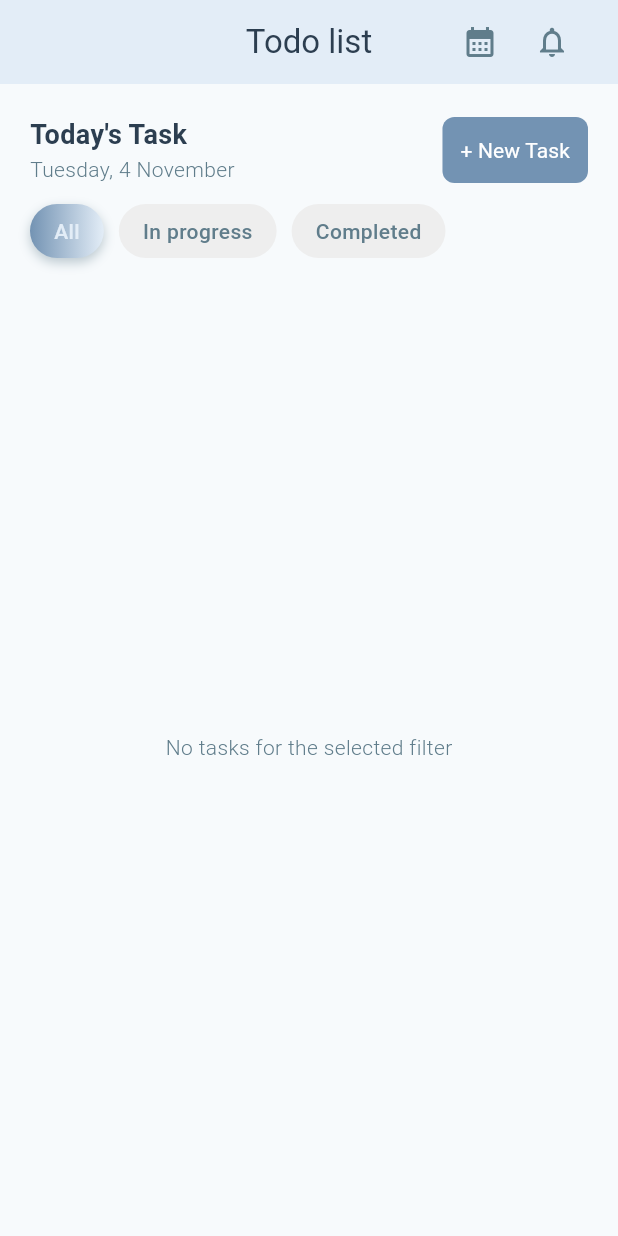
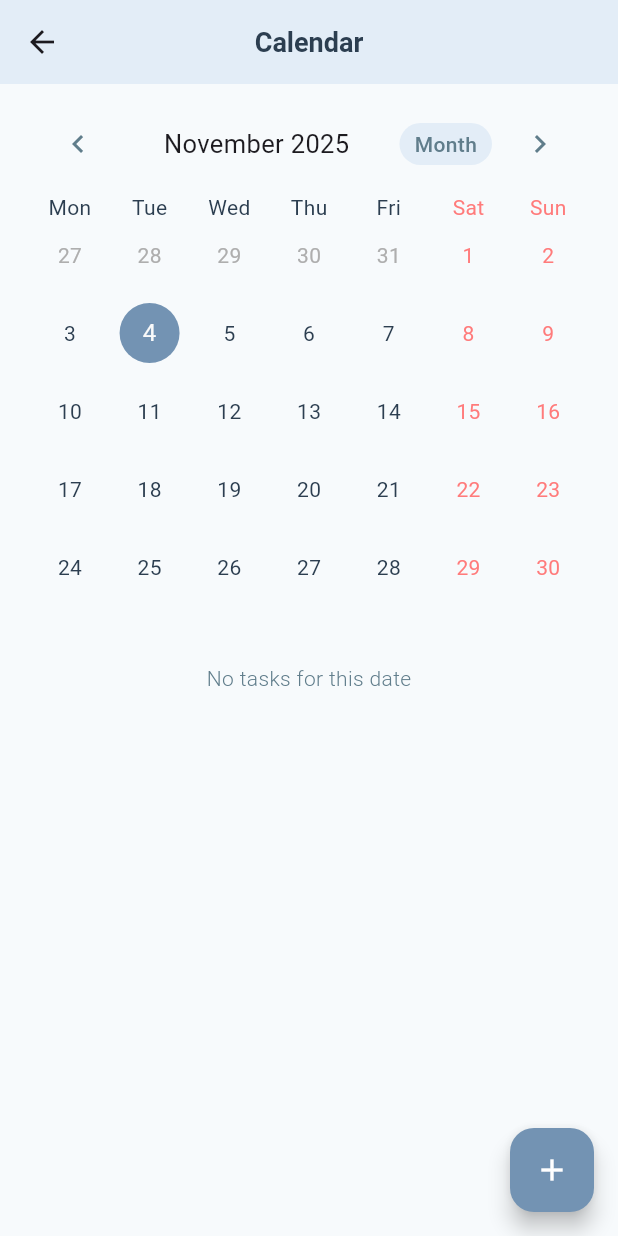
Before and after one commit to AlyonaSh13/flutter_app_todo, a Flutter app: the screen it shows after launch, after a tap on the "calendar month" icon, on a phone screen of 412 x 824 dp. Run offline on Flutter 3.47's test engine with Material 3 defaults, Android fonts, the phone set to English and light mode, and no system bars; drawn by our look-alikes of table_calendar; our stand-ins replace avatar_glow, drift, equatable, flutter_riverpod, go_router, riverpod_annotation and 1 more; missing offline and left inert: drift_dev, sqlite3; accounts and stored records are empty; generated files the repository leaves out were written again.

Commit message:
feat: Add task calendar

```diff
--- /dev/null
+++ b/devtools_options.yaml
@@ -0,0 +1,3 @@
+description: This file stores settings for Dart & Flutter DevTools.
+documentation: https://docs.flutter.dev/tools/devtools/extensions#configure-extension-enablement-states
+extensions:
--- a/lib/data/database/database.dart
+++ b/lib/data/database/database.dart
@@ -1,12 +1,8 @@
-import 'dart:developer';
-import 'dart:io';
 import 'package:drift/drift.dart';
 import 'package:flutter_app_todo/data/database/table_task.dart';
 import 'package:flutter_riverpod/flutter_riverpod.dart';
 import 'package:flutter_app_todo/data/database/connection/connection.dart'
     as impl;
-import 'package:path/path.dart' as p;
-import 'package:path_provider/path_provider.dart';
 import 'package:uuid/uuid.dart';
 
 part 'database.g.dart';
@@ -24,19 +20,22 @@ class AppDatabase extends _$AppDatabase {
     return db;
   });
 
-  static Future<void> deleteOldDatabase() async {
-    final dbFolder = await getApplicationDocumentsDirectory();
-    final file = File(p.join(dbFolder.path, 'db.sqlite'));
+  // static Future<void> deleteOldDatabase() async {
+  //   final dbFolder = await getApplicationDocumentsDirectory();
+  //   final file = File(p.join(dbFolder.path, 'db.sqlite'));
 
-    if (await file.exists()) {
-      await file.delete();
-      log('Drift database deleted');
-    }
-  }
+  //   if (await file.exists()) {
+  //     await file.delete();
+  //     log('Drift database deleted');
+  //   }
+  // }
 
   Future<List<Task>> getAllTasks() => select(tasks).get();
   Future<Task?> getTaskById(String id) =>
       (select(tasks)..where((t) => t.id.equals(id))).getSingleOrNull();
+  Future<List<Task>> getTasksByDate(String date) async {
+    return (select(tasks)..where((t) => t.date.equals(date))).get();
+  }
 
   Future<void> insertTask(TasksCompanion task) => into(tasks).insert(task);
   Future<void> updateTaskById(TasksCompanion task) =>
--- a/lib/data/repository/task_repository.dart
+++ b/lib/data/repository/task_repository.dart
@@ -17,6 +17,7 @@ abstract class TaskRepository {
   Future<void> deleteTaskById({required String id});
   Future<List<TaskDomain>> getTasks();
   Future<TaskDomain?> getTaskById({required String id});
+  Future<List<TaskDomain>> getTasksByDate({required String date});
 }
 
 class DriftTaskRepositoryImpl implements TaskRepository {
@@ -103,4 +104,27 @@ class DriftTaskRepositoryImpl implements TaskRepository {
       isCompleted: task.isCompleted,
     );
   }
+
+  @override
+  Future<List<TaskDomain>> getTasksByDate({required String date}) async {
+    final tasks = await _db.getTasksByDate(date);
+    return tasks
+        .map(
+          (t) => TaskDomain(
+            id: t.id,
+            title: t.title,
+            description: t.description,
+            category: TaskCategory.values.firstWhere(
+              (category) =>
+                  category.name.trim().toLowerCase() ==
+                  t.category.trim().toLowerCase(),
+              orElse: () => TaskCategory.none,
+            ),
+            date: t.date,
+            time: t.time,
+            isCompleted: t.isCompleted,
+          ),
+        )
+        .toList();
+  }
 }
--- /dev/null
+++ b/lib/domain/usecases/task/get_tasks_by_date_usecase.dart
@@ -0,0 +1,16 @@
+import 'package:flutter_app_todo/data/repository/task_repository.dart';
+import 'package:flutter_app_todo/domain/entities/task_domain.dart';
+import 'package:flutter_riverpod/flutter_riverpod.dart';
+
+final getTasksByDateUseCaseProvider = Provider(
+  (ref) => GetTasksByDateUseCase(ref.watch(taskRepositoryProvider)),
+);
+
+class GetTasksByDateUseCase {
+  GetTasksByDateUseCase(this._repository);
+  final TaskRepository _repository;
+
+  Future<List<TaskDomain>> execute(String date) {
+    return _repository.getTasksByDate(date: date);
+  }
+}
--- /dev/null
+++ b/lib/presentation/pages/tasks/calendar_tasks_page.dart
@@ -0,0 +1,158 @@
+import 'package:flutter/material.dart';
+import 'package:flutter_app_todo/domain/entities/task_domain.dart';
+import 'package:flutter_app_todo/presentation/common/show_modal/show_modal_new_task_widget.dart';
+import 'package:flutter_app_todo/presentation/pages/tasks/tasks_router.dart';
+import 'package:flutter_app_todo/resources/themes/app_colors.dart';
+import 'package:flutter_app_todo/resources/themes/app_text_style.dart';
+import 'package:flutter_app_todo/riverpod/calendar_tasks/calendar_tasks_notifier.dart';
+import 'package:flutter_app_todo/riverpod/tasks/tasks_notifier.dart';
+import 'package:flutter_app_todo/widget/calendar_widget.dart';
+import 'package:flutter_app_todo/widget/card/card_task_widget.dart';
+import 'package:flutter_app_todo/widget/scaffold_widget.dart';
+import 'package:flutter_app_todo/widget/text_widget.dart';
+import 'package:flutter_riverpod/flutter_riverpod.dart';
+import 'package:go_router/go_router.dart';
+import 'package:table_calendar/table_calendar.dart';
+
+class CalendarTaskPage extends ConsumerWidget {
+  const CalendarTaskPage({super.key});
+
+  void _onPressed(BuildContext context, WidgetRef ref) async {
+    final result = await showModalBottomSheet(
+      context: context,
+      isScrollControlled: true,
+      backgroundColor: Colors.transparent,
+      builder: (context) => const ShowModalNewTaskWidget(),
+    );
+
+    if (result == true) {
+      await ref.read(tasksVmProvider.notifier).refresh();
+    }
+  }
+
+  @override
+  Widget build(BuildContext context, WidgetRef ref) {
+    const provider = calendarTasksVmProvider;
+
+    final state = ref.watch(provider);
+    final notifier = ref.read(provider.notifier);
+
+    ref.listen(tasksVmProvider, (prev, next) {
+      notifier.refresh();
+    });
+
+    return ScaffoldWidget(
+      appBar: AppBar(
+        title: const TextWidget('Calendar', style: AppTextStyle.bold18),
+        centerTitle: true,
+        backgroundColor: AppColors.colorSkyMist,
+      ),
+      floatingActionButton: FloatingActionButton(
+        onPressed: () => _onPressed(context, ref),
+        backgroundColor: AppColors.colorOceanBlue,
+        child: const Icon(Icons.add, color: AppColors.colorPureWhite),
+      ),
+      body: state.when(
+        loading: () => const Center(child: CircularProgressIndicator()),
+        error: (error, _) => Center(
+          child: TextWidget('Error! $error', style: AppTextStyle.regular14),
+        ),
+        data: (data) => _CalendarTaskBody(state: data, notifier: notifier),
+      ),
+    );
+  }
+}
+
+class _CalendarTaskBody extends ConsumerStatefulWidget {
+  const _CalendarTaskBody({required this.state, required this.notifier});
+
+  final CalendarTasksState state;
+  final CalendarTasksVm notifier;
+
+  @override
+  ConsumerState<_CalendarTaskBody> createState() => _CalendarTaskBodyState();
+}
+
+class _CalendarTaskBodyState extends ConsumerState<_CalendarTaskBody> {
+  CalendarFormat _format = CalendarFormat.month;
+
+  @override
+  Widget build(BuildContext context) {
+    final tasks = widget.state.tasks;
+
+    return Padding(
+      padding: const EdgeInsetsGeometry.only(left: 20, right: 20, bottom: 20),
+      child: CustomScrollView(
+        slivers: [
+          SliverToBoxAdapter(
+            child: CalendarWidget(
+              selectedDate: widget.state.selectedDate,
+              countMap: widget.state.calendarMap,
+              format: _format,
+              onFormatChanged: (f) => setState(() => _format = f),
+              onDaySelected: widget.notifier.selectDate,
+            ),
+          ),
+          tasks.isEmpty
+              ? const _EmptyTaskWidget()
+              : _TaskListWidget(tasks: tasks),
+        ],
+      ),
+    );
+  }
+}
+
+class _EmptyTaskWidget extends StatelessWidget {
+  const _EmptyTaskWidget();
+
+  @override
+  Widget build(BuildContext context) {
+    return const SliverToBoxAdapter(
+      child: Center(
+        child: Padding(
+          padding: EdgeInsets.symmetric(vertical: 30),
+          child: TextWidget(
+            'No tasks for this date',
+            style: AppTextStyle.light14,
+          ),
+        ),
+      ),
+    );
+  }
+}
+
+class _TaskListWidget extends ConsumerWidget {
+  const _TaskListWidget({required this.tasks});
+
+  final List<TaskDomain> tasks;
+
+  @override
+  Widget build(BuildContext context, WidgetRef ref) {
+    return SliverList.separated(
+      itemCount: tasks.length,
+      separatorBuilder: (_, __) => const SizedBox(height: 12),
+      itemBuilder: (context, index) {
+        final task = tasks[index];
+        return CardTaskWidget(
+          title: task.title,
+          description: task.description,
+          date: task.date,
+          time: task.time,
+          category: task.category,
+          isCompleted: task.isCompleted,
+          onTapCard: () async {
+            await context.push<TaskDomain>(
+              '${GroupTaskRouter.detailsTask}/${task.id}',
+            );
+          },
+          onToggleComplete: () {
+            ref.read(tasksVmProvider.notifier).toggleComplete(task.id);
+          },
+          onDelete: () {
+            ref.read(tasksVmProvider.notifier).deleteById(task.id);
+          },
+        );
+      },
+    );
+  }
+}
--- a/lib/presentation/pages/tasks/group_task_page.dart
+++ b/lib/presentation/pages/tasks/tasks_page.dart
@@ -7,15 +7,15 @@ import 'package:flutter_app_todo/presentation/common/show_modal/show_modal_new_t
 import 'package:flutter_app_todo/presentation/pages/tasks/tasks_router.dart';
 import 'package:flutter_app_todo/resources/themes/app_colors.dart';
 import 'package:flutter_app_todo/resources/themes/app_text_style.dart';
-import 'package:flutter_app_todo/riverpod/tasks/group_task_notifier.dart';
+import 'package:flutter_app_todo/riverpod/tasks/tasks_notifier.dart';
 import 'package:flutter_app_todo/widget/button/button_widget.dart';
 import 'package:flutter_app_todo/widget/button/filter_chips_widget.dart';
 import 'package:flutter_app_todo/widget/card/card_task_widget.dart';
 import 'package:flutter_app_todo/widget/scaffold_widget.dart';
 import 'package:flutter_app_todo/widget/text_widget.dart';
 
-class GroupTaskPage extends StatelessWidget {
-  const GroupTaskPage({super.key});
+class TasksPage extends StatelessWidget {
+  const TasksPage({super.key});
 
   @override
   Widget build(BuildContext context) {
@@ -32,12 +32,19 @@ class GroupTaskPage extends StatelessWidget {
             padding: const EdgeInsets.symmetric(horizontal: 20),
             child: Row(
               children: [
-                IconButton(
-                  onPressed: () {},
-                  icon: const Icon(
-                    Icons.calendar_month,
-                    color: AppColors.colorSteelBlue,
-                  ),
+                Consumer(
+                  builder: (context, ref, child) {
+                    return IconButton(
+                      onPressed: () async {
+                        await context.push(GroupTaskRouter.calendarTask);
+                        await ref.read(tasksVmProvider.notifier).refresh();
+                      },
+                      icon: const Icon(
+                        Icons.calendar_month,
+                        color: AppColors.colorSteelBlue,
+                      ),
+                    );
+                  },
                 ),
                 IconButton(
                   onPressed: () {},
@@ -91,8 +98,7 @@ class _HeaderSectionWidget extends StatelessWidget {
     );
 
     if (result == true) {
-      ref.read(groupTaskVmProvider.notifier).selectFilter(1);
-      await ref.read(groupTaskVmProvider.notifier).loadTasks();
+      await ref.read(tasksVmProvider.notifier).refresh();
     }
   }
 
@@ -142,7 +148,7 @@ class _TaskFilterNavigation extends ConsumerWidget {
 
   @override
   Widget build(BuildContext context, WidgetRef ref) {
-    final state = ref.watch(groupTaskVmProvider);
+    final state = ref.watch(tasksVmProvider);
 
     return state.when(
       data: (data) => FilterChipsWidget(
@@ -160,7 +166,7 @@ class _TaskFilterNavigation extends ConsumerWidget {
         ],
         selectedIndex: data.selectedIndex,
         onSelected: (index) {
-          ref.read(groupTaskVmProvider.notifier).selectFilter(index);
+          ref.read(tasksVmProvider.notifier).selectFilter(index);
         },
       ),
       loading: () => const SizedBox.shrink(),
@@ -172,18 +178,9 @@ class _TaskFilterNavigation extends ConsumerWidget {
 class _CardTaskWidget extends ConsumerWidget {
   const _CardTaskWidget();
 
-  Future<void> _openEdit(
-    BuildContext context,
-    TaskDomain task,
-    WidgetRef ref,
-  ) async {
-    await context.push('${GroupTaskRouter.detailsTask}/${task.id}');
-    ref.read(groupTaskVmProvider.notifier).loadTasks();
-  }
-
   @override
   Widget build(BuildContext context, WidgetRef ref) {
-    final taskVm = ref.watch(groupTaskVmProvider);
+    final taskVm = ref.watch(tasksVmProvider);
 
     return taskVm.when(
       loading: () => const Center(child: CircularProgressIndicator()),
@@ -221,14 +218,18 @@ class _CardTaskWidget extends ConsumerWidget {
               time: task.time,
               category: task.category,
               isCompleted: task.isCompleted,
-              onTapCard: () {
-                _openEdit(context, task, ref);
+              onTapCard: () async {
+                await context.push('${GroupTaskRouter.detailsTask}/${task.id}');
+                await ref.read(tasksVmProvider.notifier).refresh();
               },
-              onToggleComplete: () {
-                ref.read(groupTaskVmProvider.notifier).toggleComplete(task.id);
+              onToggleComplete: () async {
+                await ref
+                    .read(tasksVmProvider.notifier)
+                    .toggleComplete(task.id);
               },
-              onDelete: () =>
-                  ref.read(groupTaskVmProvider.notifier).deleteTask(task.id),
+              onDelete: () async {
+                await ref.read(tasksVmProvider.notifier).deleteById(task.id);
+              },
             );
           },
           separatorBuilder: (context, index) {
--- a/lib/presentation/pages/tasks/tasks_router.dart
+++ b/lib/presentation/pages/tasks/tasks_router.dart
@@ -1,17 +1,19 @@
+import 'package:flutter_app_todo/presentation/pages/tasks/calendar_tasks_page.dart';
 import 'package:flutter_app_todo/presentation/pages/tasks/details_task_page.dart';
-import 'package:flutter_app_todo/presentation/pages/tasks/group_task_page.dart';
+import 'package:flutter_app_todo/presentation/pages/tasks/tasks_page.dart';
 import 'package:flutter_riverpod/flutter_riverpod.dart';
 import 'package:go_router/go_router.dart';
 
 class GroupTaskRouter {
   static const String initial = '/';
   static const String detailsTask = '/details_task';
+  static const String calendarTask = '/calendar_task';
 
   static List<RouteBase> get routes => [
     GoRoute(
       path: initial,
       builder: (context, state) {
-        return const GroupTaskPage();
+        return const TasksPage();
       },
     ),
     GoRoute(
@@ -25,5 +27,11 @@ class GroupTaskRouter {
         );
       },
     ),
+    GoRoute(
+      path: calendarTask,
+      builder: (context, state) {
+        return const CalendarTaskPage();
+      },
+    ),
   ];
 }
--- /dev/null
+++ b/lib/riverpod/calendar_tasks/calendar_tasks_notifier.dart
@@ -0,0 +1,89 @@
+import 'package:riverpod_annotation/riverpod_annotation.dart';
+
+import 'package:flutter_app_todo/core/extensions/date_time_extension.dart';
+import 'package:flutter_app_todo/domain/entities/task_domain.dart';
+import 'package:flutter_app_todo/domain/usecases/task/get_tasks_by_date_usecase.dart';
+import 'package:flutter_app_todo/domain/usecases/task/get_tasks_usecase.dart';
+
+part 'calendar_tasks_notifier.g.dart';
+
+class CalendarTasksState {
+  const CalendarTasksState({
+    required this.selectedDate,
+    required this.tasks,
+    required this.calendarMap,
+  });
+  final DateTime selectedDate;
+  final List<TaskDomain> tasks;
+  final Map<String, int> calendarMap;
+
+  CalendarTasksState copyWith({
+    DateTime? selectedDate,
+    List<TaskDomain>? tasks,
+    Map<String, int>? calendarMap,
+  }) {
+    return CalendarTasksState(
+      selectedDate: selectedDate ?? this.selectedDate,
+      tasks: tasks ?? this.tasks,
+      calendarMap: calendarMap ?? this.calendarMap,
+    );
+  }
+}
+
+@riverpod
+class CalendarTasksVm extends _$CalendarTasksVm {
+  GetTasksUseCase get _getAll => ref.read(getTasksUseCaseProvider);
+  GetTasksByDateUseCase get _getByDate =>
+      ref.read(getTasksByDateUseCaseProvider);
+
+  @override
+  Future<CalendarTasksState> build() async {
+    final now = DateTime.now();
+
+    final tasksByDate = await _getByDate.execute(now.formatDayMonthYear());
+
+    final allTasks = await _getAll.execute();
+    final calendarMap = <String, int>{};
+
+    for (final task in allTasks) {
+      final date = task.date.toDateTimeDMY();
+      if (date == null) continue;
+      final formatted = date.formatDayMonthYear();
+      calendarMap[formatted] = (calendarMap[formatted] ?? 0) + 1;
+    }
+
+    return CalendarTasksState(
+      calendarMap: calendarMap,
+      selectedDate: now,
+      tasks: tasksByDate,
+    );
+  }
+
+  Future<void> selectDate(DateTime date) async {
+    final current = state.requireValue;
+    state = AsyncValue.data(current.copyWith(selectedDate: date));
+    await refresh();
+  }
+
+  Future<void> refresh() async {
+    final currentState = state.requireValue;
+
+    final tasksByDate = await _getByDate.execute(
+      currentState.selectedDate.formatDayMonthYear(),
+    );
+
+    final allTasks = await _getAll.execute();
+    final calendarMap = <String, int>{};
+
+    for (final task in allTasks) {
+      final date = task.date.toDateTimeDMY();
+      if (date == null) continue;
+      final formatted = date.formatDayMonthYear();
+      calendarMap[formatted] = (calendarMap[formatted] ?? 0) + 1;
+    }
+
+    state = AsyncValue.data(
+      currentState.copyWith(calendarMap: calendarMap, tasks: tasksByDate),
+    );
+  }
+}
--- a/lib/riverpod/details_task/details_task_notifier.dart
+++ b/lib/riverpod/details_task/details_task_notifier.dart
@@ -78,9 +78,10 @@ class DetailsTaskVm extends _$DetailsTaskVm {
     state = AsyncData(state.requireValue.copyWith(task: task));
   }
 
-  Future<void> saveChanges() async {
+  Future<TaskDomain?> saveChanges() async {
     final task = state.requireValue.task;
     await ref.read(updateTaskUseCaseProvider).call(task);
     state = AsyncData(state.requireValue.copyWith(isEditing: false));
+    return task;
   }
 }
--- a/lib/riverpod/tasks/group_task_notifier.dart
+++ /dev/null
@@ -1,60 +0,0 @@
-import 'package:flutter_app_todo/domain/usecases/task/delete_task_by_id_usecase.dart';
-import 'package:riverpod_annotation/riverpod_annotation.dart';
-import 'package:flutter_app_todo/domain/entities/task_domain.dart';
-import 'package:flutter_app_todo/domain/usecases/task/get_tasks_usecase.dart';
-import 'package:flutter_app_todo/domain/usecases/task/update_task_usecase.dart';
-
-part 'group_task_notifier.g.dart';
-
-class GroupTaskState {
-  const GroupTaskState({required this.tasks, required this.selectedIndex});
-
-  final List<TaskDomain> tasks;
-  final int selectedIndex;
-
-  GroupTaskState copyWith({List<TaskDomain>? tasks, int? selectedIndex}) {
-    return GroupTaskState(
-      tasks: tasks ?? this.tasks,
-      selectedIndex: selectedIndex ?? this.selectedIndex,
-    );
-  }
-}
-
-@riverpod
-class GroupTaskVm extends _$GroupTaskVm {
-  @override
-  Future<GroupTaskState> build() async {
-    final data = await ref.read(getTasksUseCaseProvider).execute();
-    return GroupTaskState(tasks: data, selectedIndex: 0);
-  }
-
-  Future<void> loadTasks() async {
-    state = const AsyncLoading();
-    state = await AsyncValue.guard(() async {
-      final tasks = await ref.read(getTasksUseCaseProvider).execute();
-      return GroupTaskState(
-        tasks: tasks,
-        selectedIndex: state.requireValue.selectedIndex,
-      );
-    });
-  }
-
-  void selectFilter(int index) {
-    final current = state.requireValue;
-    state = AsyncValue.data(current.copyWith(selectedIndex: index));
-  }
-
-  Future<void> deleteTask(String id) async {
-    await ref.read(deleteTaskByIdUseCaseProvider)(id);
-    await loadTasks();
-  }
-
-  Future<void> toggleComplete(String id) async {
-    final current = state.requireValue;
-    final tasks = current.tasks;
-    final task = tasks.firstWhere((e) => e.id == id);
-    final updatedTask = task.copyWith(isCompleted: !task.isCompleted);
-    await ref.read(updateTaskUseCaseProvider).call(updatedTask);
-    await loadTasks();
-  }
-}
--- /dev/null
+++ b/lib/widget/calendar_widget.dart
@@ -0,0 +1,157 @@
+import 'package:flutter/material.dart';
+import 'package:flutter_app_todo/widget/ink_well_material_widget.dart';
+import 'package:table_calendar/table_calendar.dart';
+import 'package:flutter_app_todo/core/extensions/date_time_extension.dart';
+import 'package:flutter_app_todo/resources/themes/app_colors.dart';
+import 'package:flutter_app_todo/resources/themes/app_text_style.dart';
+import 'package:flutter_app_todo/widget/text_widget.dart';
+
+class CalendarWidget extends StatelessWidget {
+  const CalendarWidget({
+    super.key,
+    required this.selectedDate,
+    required this.countMap,
+    required this.format,
+    required this.onFormatChanged,
+    required this.onDaySelected,
+  });
+
+  final DateTime selectedDate;
+  final Map<String, int> countMap;
+  final CalendarFormat format;
+  final ValueChanged<CalendarFormat> onFormatChanged;
+  final ValueChanged<DateTime> onDaySelected;
+
+  @override
+  Widget build(BuildContext context) {
+    final screenWidth = MediaQuery.sizeOf(context).width;
+    final isWide = screenWidth > 600;
+
+    return Center(
+      child: ConstrainedBox(
+        constraints: const BoxConstraints(maxWidth: 500),
+        child: Padding(
+          padding: EdgeInsets.symmetric(
+            horizontal: isWide ? 12 : 0,
+            vertical: 8,
+          ),
+          child: TableCalendar(
+            focusedDay: selectedDate,
+            firstDay: DateTime.utc(2020),
+            lastDay: DateTime.utc(2050),
+            startingDayOfWeek: StartingDayOfWeek.monday,
+            calendarFormat: format,
+            selectedDayPredicate: (day) => isSameDay(day, selectedDate),
+            onFormatChanged: onFormatChanged,
+            onDaySelected: (day, _) => onDaySelected(day),
+            headerStyle: HeaderStyle(
+              titleCentered: true,
+              formatButtonShowsNext: false,
+              formatButtonDecoration: const BoxDecoration(
+                color: AppColors.colorSkyMist,
+                borderRadius: BorderRadius.all(Radius.circular(20)),
+              ),
+              formatButtonTextStyle: AppTextStyle.medium14.copyWith(
+                color: AppColors.colorSteelBlue,
+              ),
+              leftChevronIcon: const Icon(
+                Icons.chevron_left,
+                color: AppColors.colorSteelBlue,
+              ),
+              rightChevronIcon: const Icon(
+                Icons.chevron_right,
+                color: AppColors.colorSteelBlue,
+              ),
+            ),
+            daysOfWeekStyle: DaysOfWeekStyle(
+              weekendStyle: AppTextStyle.regular14.copyWith(
+                color: AppColors.colorSoftRed,
+              ),
+              weekdayStyle: AppTextStyle.regular14.copyWith(
+                color: AppColors.colorDeepBlue,
+              ),
+            ),
+
+            calendarStyle: CalendarStyle(
+              weekendTextStyle: const TextStyle(color: AppColors.colorSoftRed),
+              todayDecoration: BoxDecoration(
+                color: AppColors.colorOceanBlue.withValues(alpha: 0.3),
+                shape: BoxShape.circle,
+              ),
+              selectedDecoration: const BoxDecoration(
+                color: AppColors.colorOceanBlue,
+                shape: BoxShape.circle,
+              ),
+            ),
+
+            calendarBuilders: CalendarBuilders(
+              defaultBuilder: (context, date, _) {
+                final isSelected = isSameDay(date, selectedDate);
+                final isToday = isSameDay(date, DateTime.now());
+                final textColor = date.weekday >= 6
+                    ? AppColors.colorSoftRed
+                    : AppColors.colorDeepBlue;
+
+                return Center(
+                  child: Material(
+                    color: isSelected
+                        ? AppColors.colorOceanBlue
+                        : isToday
+                        ? AppColors.colorOceanBlue.withValues(alpha: 0.25)
+                        : Colors.transparent,
+                    shape: const CircleBorder(),
+                    clipBehavior: Clip.antiAlias,
+                    child: InkWellMaterialWidget(
+                      onTap: () => onDaySelected(date),
+                      child: SizedBox(
+                        width: 44,
+                        height: 44,
+                        child: Center(
+                          child: TextWidget(
+                            '${date.day}',
+                            style: AppTextStyle.regular14.copyWith(
+                              color: isSelected
+                                  ? AppColors.colorPureWhite
+                                  : textColor,
+                            ),
+                          ),
+                        ),
+                      ),
+                    ),
+                  ),
+                );
+              },
+
+              markerBuilder: (context, date, _) {
+                final formatted = date.formatDayMonthYear();
+                final count = countMap[formatted] ?? 0;
+                if (count == 0) return const SizedBox.shrink();
+
+                return Positioned(
+                  right: 5,
+                  bottom: 1,
+                  child: Container(
+                    width: 18,
+                    height: 18,
+                    decoration: BoxDecoration(
+                      color: AppColors.colorDeepBlue,
+                      borderRadius: BorderRadius.circular(9),
+                    ),
+                    alignment: Alignment.center,
+                    child: TextWidget(
+                      '$count',
+                      style: AppTextStyle.regular14.copyWith(
+                        fontSize: 12,
+                        color: AppColors.colorPureWhite,
+                      ),
+                    ),
+                  ),
+                );
+              },
+            ),
+          ),
+        ),
+      ),
+    );
+  }
+}
--- a/pubspec.yaml
+++ b/pubspec.yaml
@@ -53,6 +53,8 @@ dependencies:
   path_provider: ^2.1.5
   path: ^1.9.0
 
+  table_calendar: ^3.2.0
+
 dev_dependencies:
   flutter_test:
     sdk: flutter
```
Also changed, not shown: lib/core/extensions/date_time_extension.dart (+14 -0 lines), lib/presentation/pages/tasks/details_task_page.dart (+14 -3 lines), lib/riverpod/tasks/tasks_notifier.dart (added, +67 -0 lines).
